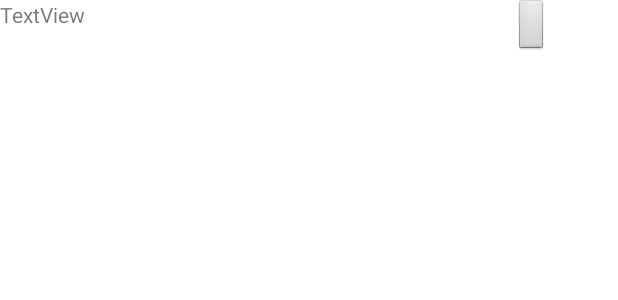
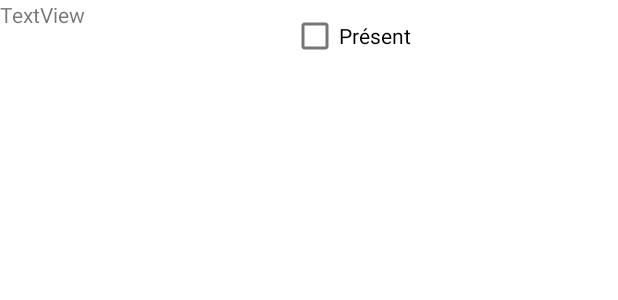
Before and after one commit to PolyYann/Gesthalte, an Android app: the layout enfant_list.xml on its own in the app's theme, with its tools: preview values and no code run, on a phone screen of 412 x 824 dp. Shown: the top 300 px of the screen. Run offline under Robolectric (Android 15) with nearby library versions, the phone set to English and light mode, and no system bars.

Commit message:
modifier enfant a tester

```diff
--- a/app/src/main/java/model/RegistreEnfants.java
+++ b/app/src/main/java/model/RegistreEnfants.java
@@ -25,4 +25,8 @@ public class RegistreEnfants {
     public Enfant afficherEnfant(int id) {
         return listEnfants.get(id);
     }
+    public List<Enfant> getEnfants() {
+        return listEnfants;
+    }
+
 }
--- a/app/src/main/res/layout/activity_registre.xml
+++ b/app/src/main/res/layout/activity_registre.xml
@@ -33,6 +33,7 @@
         app:layout_constraintTop_toTopOf="parent" />
 
     <ListView
+        android:id="@+id/listViewRegistre"
         android:layout_width="0dp"
         android:layout_height="0dp"
         app:layout_constraintBottom_toTopOf="@+id/btnRegAjout"
--- a/app/src/main/res/layout/enfant_list.xml
+++ b/app/src/main/res/layout/enfant_list.xml
@@ -8,9 +8,12 @@
     <LinearLayout
         android:layout_width="match_parent"
         android:layout_height="match_parent"
-        android:orientation="horizontal">
+        android:orientation="horizontal"
+        tools:layout_editor_absoluteX="-152dp"
+        tools:layout_editor_absoluteY="201dp">
 
         <LinearLayout
+            android:id="@+id/linear"
             android:layout_width="wrap_content"
             android:layout_height="wrap_content"
             android:layout_weight="25"
@@ -24,11 +27,14 @@
 
         </LinearLayout>
 
-        <ImageView
-            android:id="@+id/imgPresence"
+        <CheckBox
+            android:id="@+id/chkPresent"
             android:layout_width="wrap_content"
             android:layout_height="wrap_content"
-            android:layout_weight="10"
-            app:srcCompat="@android:drawable/btn_default_small" />
+            android:layout_weight="25"
+            android:checked="false"
+            android:onClick="onCheckboxClick"
+            android:text="@string/presence" />
+
     </LinearLayout>
 </androidx.constraintlayout.widget.ConstraintLayout>
--- a/app/src/main/res/values/strings.xml
+++ b/app/src/main/res/values/strings.xml
@@ -27,4 +27,5 @@
     <string name="presenceManagement">Gestions des présences</string>
     <string name="scheduleManagement">Gestions des horaires</string>
     <string name="btnEnregistrer">Enregistrer</string>
+    <string name="presence">Présent</string>
 </resources>
```
Also changed, not shown: app/src/main/java/com/lebeau/gesthalte/AjouterActivity.java (+6 -1 lines), app/src/main/java/com/lebeau/gesthalte/RegistreActivity.java (+101 -1 lines), app/src/main/java/model/DBAdapter.java (+7 -0 lines), 2 other files.
